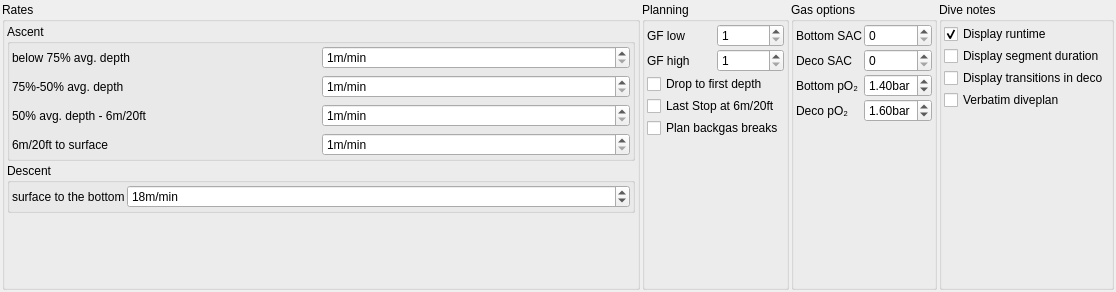
Before: the Qt Designer form qt-ui/plannerSettings.ui in subsurface/subsurface, drawn with Qt 5.
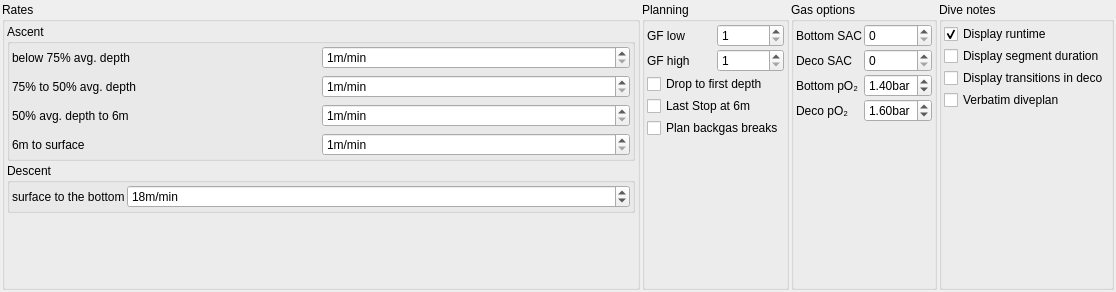
After: the same form once the commit is applied.

Commit message:
Use "6m" and "20ft" instead of "6m/20ft".
Get rid of unit type shortcut in planner.  Also use "to" instead of "-" in ascent rate intervals.

What changed in the file:
```diff
--- a/qt-ui/plannerSettings.ui
+++ b/qt-ui/plannerSettings.ui
@@ -91,7 +91,7 @@
          <item row="1" column="0">
           <widget class="QLabel" name="label_2">
            <property name="text">
-            <string>75%-50% avg. depth</string>
+            <string>75% to 50% avg. depth</string>
            </property>
           </widget>
          </item>
@@ -108,7 +108,7 @@
          <item row="2" column="0">
           <widget class="QLabel" name="label_3">
            <property name="text">
-            <string>50% avg. depth - 6m/20ft</string>
+            <string>50% avg. depth to 6m</string>
            </property>
           </widget>
          </item>
@@ -125,7 +125,7 @@
          <item row="3" column="0">
           <widget class="QLabel" name="label_4">
            <property name="text">
-            <string>6m/20ft to surface</string>
+            <string>6m to surface</string>
            </property>
           </widget>
          </item>
@@ -285,7 +285,7 @@
       <item row="3" column="0" colspan="2">
        <widget class="QCheckBox" name="lastStop">
         <property name="text">
-         <string>Last Stop at 6m/20ft</string>
+         <string>Last Stop at 6m</string>
         </property>
        </widget>
       </item>
```
Left out of the diff: 4 changed lines with no effect on the pictures. The commit also changes 1 other file.
